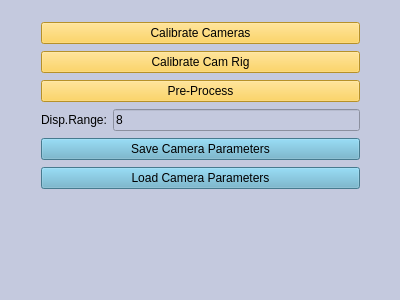
The window that SegmentationPreprocessor/mainwindow.ui (yudanaz/masterthesis) describes before a commit, drawn with Qt 5.
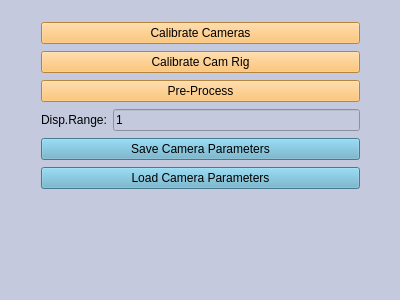
The same window after the commit.

What changed in the file:
```diff
--- a/SegmentationPreprocessor/mainwindow.ui
+++ b/SegmentationPreprocessor/mainwindow.ui
@@ -36,7 +36,7 @@
         </sizepolicy>
        </property>
        <property name="styleSheet">
-        <string notr="true">background-color: rgb(255, 203, 58)</string>
+        <string notr="true">background-color: rgb(255, 185, 84)</string>
        </property>
        <property name="text">
         <string>Calibrate Cameras</string>
@@ -46,7 +46,7 @@
      <item>
       <widget class="QPushButton" name="pushButton_calibCamRig">
        <property name="styleSheet">
-        <string notr="true">background-color: rgb(255, 203, 58)</string>
+        <string notr="true">background-color: rgb(255, 185, 84)</string>
        </property>
        <property name="text">
         <string>Calibrate Cam Rig</string>
@@ -56,7 +56,7 @@
      <item>
       <widget class="QPushButton" name="pushButton_preproc">
        <property name="styleSheet">
-        <string notr="true">background-color: rgb(255, 203, 58)</string>
+        <string notr="true">background-color: rgb(255, 185, 84)</string>
        </property>
        <property name="text">
         <string>Pre-Process</string>
@@ -75,7 +75,7 @@
        <item>
         <widget class="QLineEdit" name="lineEdit_dispRange">
          <property name="text">
-          <string>8</string>
+          <string>1</string>
          </property>
         </widget>
        </item>
```
